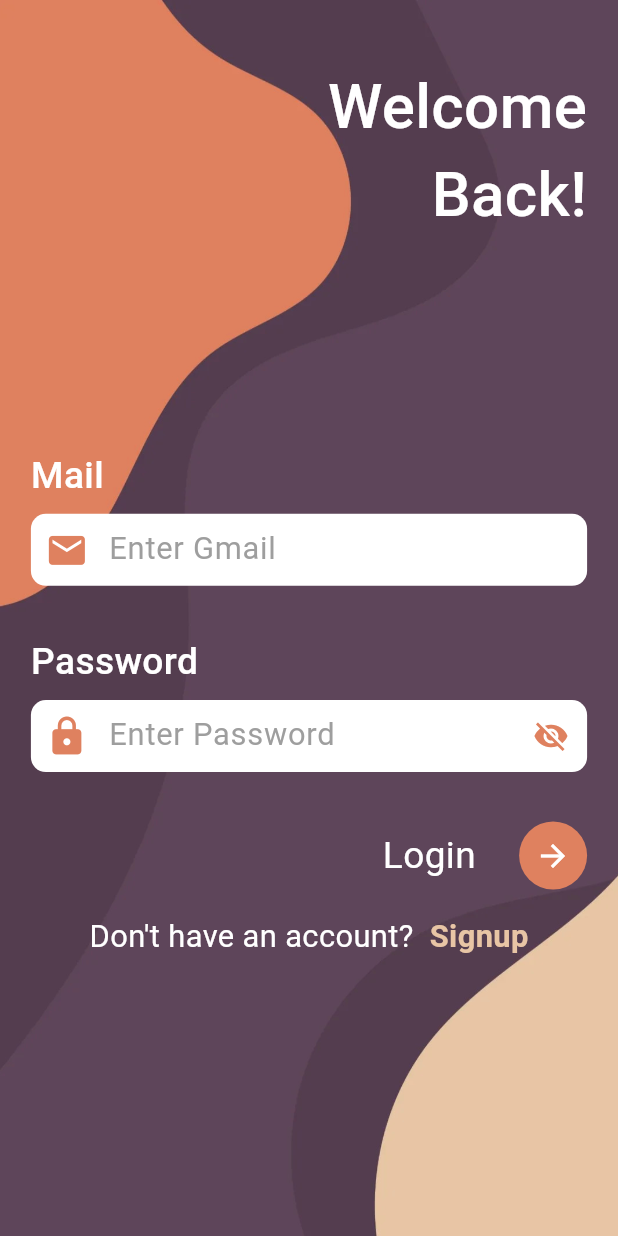
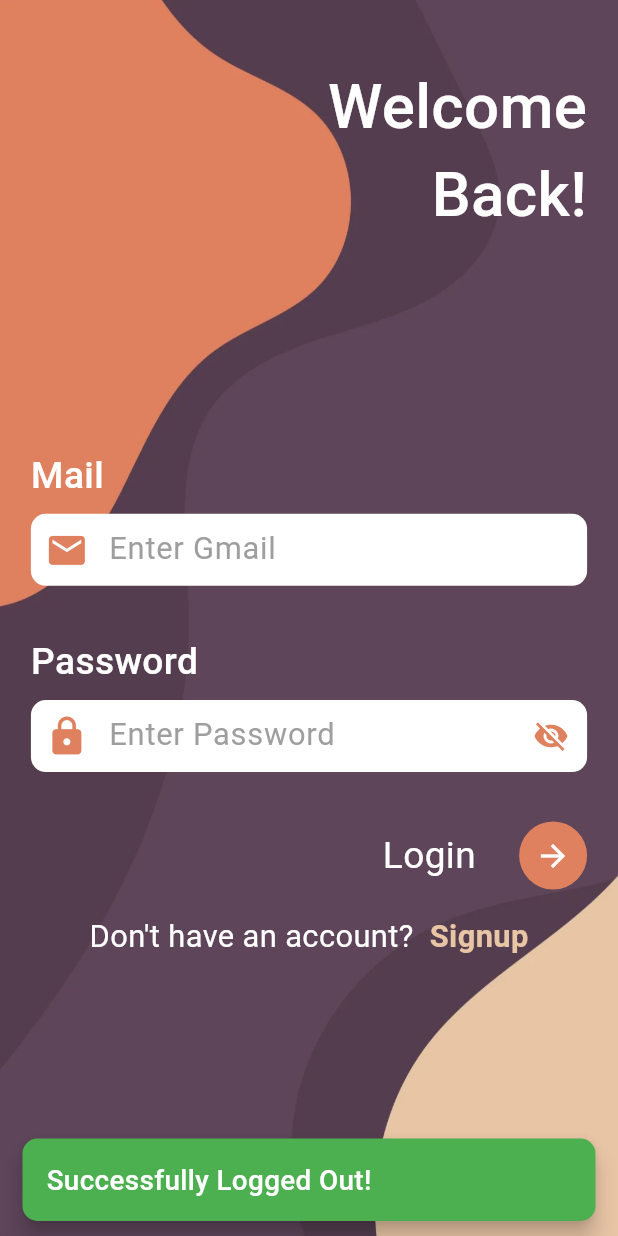
Before and after one commit to abdullahjohar23/expense-tracking-app, a Flutter app: the HomePage screen opened directly, after a tap on the "logout" icon, on a phone screen of 412 x 824 dp. Run offline on Flutter 3.47's test engine with Material 3 defaults, Android fonts, the phone set to English and light mode, and no system bars; our stand-ins replace cloud_firestore, firebase_auth, firebase_core, random_string, shared_preferences; accounts and stored records are empty.

Commit message:
snackbar message added for successfully logged out

```diff
--- a/lib/pages/home_page.dart
+++ b/lib/pages/home_page.dart
@@ -1,3 +1,4 @@
+import 'package:expense_tracking/services/reusable_designs.dart';
 import 'package:flutter/material.dart';
 import 'package:firebase_auth/firebase_auth.dart';
 import 'package:expense_tracking/pages/login.dart';
@@ -19,6 +20,10 @@ class _HomePageState extends State<HomePage> {
             Navigator.pushReplacement(
                 context,
                 MaterialPageRoute(builder: (context) => const LoginPage()),
+            );
+
+            ScaffoldMessenger.of(context).showSnackBar(
+                ScaffoldText.show('Successfully Logged Out!', Colors.green, context),
             );
         }
     }
```
